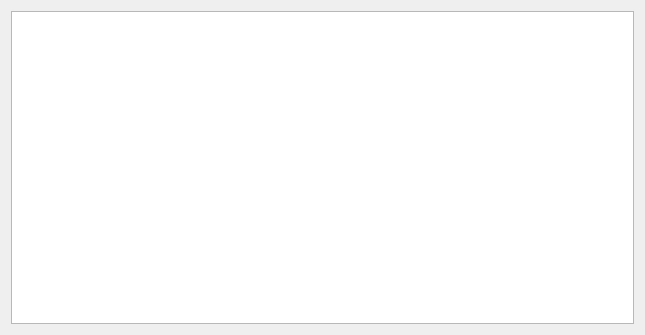
First picture: the form in aboutdialog.ui, repository ic005k/OCAuxiliaryTools, before the edit.
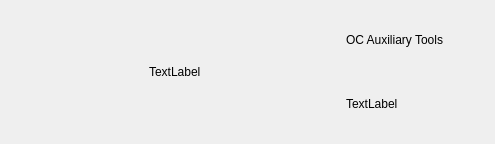
Second picture: the form after the edit.

```diff
--- a/aboutdialog.ui
+++ b/aboutdialog.ui
@@ -6,16 +6,81 @@
    <rect>
     <x>0</x>
     <y>0</y>
-    <width>645</width>
-    <height>335</height>
+    <width>495</width>
+    <height>144</height>
    </rect>
   </property>
   <property name="windowTitle">
    <string>About</string>
   </property>
-  <layout class="QHBoxLayout" name="horizontalLayout">
-   <item>
-    <widget class="QTextBrowser" name="textBrowser"/>
+  <layout class="QGridLayout" name="gridLayout_2">
+   <item row="0" column="0">
+    <layout class="QHBoxLayout" name="horizontalLayout">
+     <item>
+      <spacer name="horizontalSpacer_2">
+       <property name="orientation">
+        <enum>Qt::Horizontal</enum>
+       </property>
+       <property name="sizeHint" stdset="0">
+        <size>
+         <width>40</width>
+         <height>20</height>
+        </size>
+       </property>
+      </spacer>
+     </item>
+     <item>
+      <widget class="QLabel" name="label">
+       <property name="text">
+        <string>TextLabel</string>
+       </property>
+      </widget>
+     </item>
+     <item>
+      <spacer name="horizontalSpacer">
+       <property name="orientation">
+        <enum>Qt::Horizontal</enum>
+       </property>
+       <property name="sizeHint" stdset="0">
+        <size>
+         <width>40</width>
+         <height>20</height>
+        </size>
+       </property>
+      </spacer>
+     </item>
+     <item>
+      <layout class="QGridLayout" name="gridLayout">
+       <item row="1" column="1">
+        <widget class="QLabel" name="lblVersion">
+         <property name="text">
+          <string>TextLabel</string>
+         </property>
+        </widget>
+       </item>
+       <item row="0" column="1">
+        <widget class="QLabel" name="lblOCAT">
+         <property name="text">
+          <string>OC Auxiliary Tools</string>
+         </property>
+        </widget>
+       </item>
+       <item row="0" column="2">
+        <spacer name="horizontalSpacer_3">
+         <property name="orientation">
+          <enum>Qt::Horizontal</enum>
+         </property>
+         <property name="sizeHint" stdset="0">
+          <size>
+           <width>40</width>
+           <height>20</height>
+          </size>
+         </property>
+        </spacer>
+       </item>
+      </layout>
+     </item>
+    </layout>
    </item>
   </layout>
  </widget>
```
